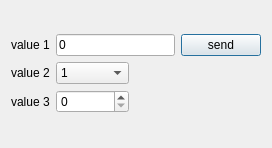
Old version of the form ScriptCommunicator/exampleScripts/WorkerScripts/TestAardvardI2cSpi/TestAardvardI2cSpi.ui in the repository szieke/ScriptCommunicator_serial-terminal.
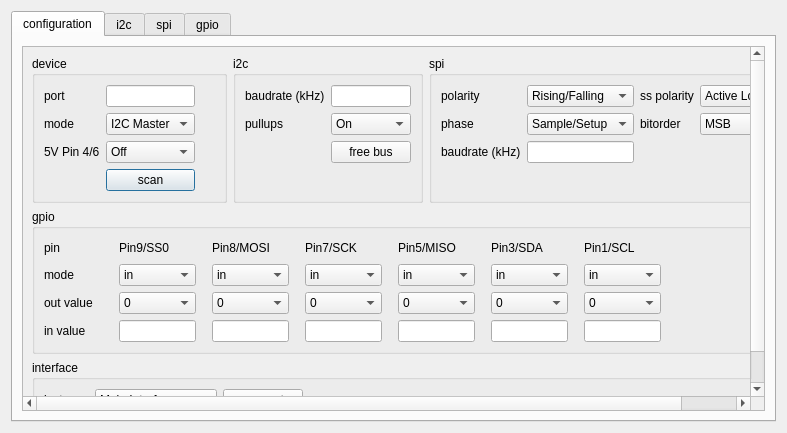
New version of the form.

Commit message: Aardvard I2C/SPI implemented.

Diff of the .ui file:
```diff
--- a/ScriptCommunicator/exampleScripts/WorkerScripts/TestAardvardI2cSpi/TestAardvardI2cSpi.ui
+++ b/ScriptCommunicator/exampleScripts/WorkerScripts/TestAardvardI2cSpi/TestAardvardI2cSpi.ui
@@ -6,8 +6,8 @@
    <rect>
     <x>0</x>
     <y>0</y>
-    <width>272</width>
-    <height>148</height>
+    <width>787</width>
+    <height>433</height>
    </rect>
   </property>
   <property name="windowTitle">
@@ -15,78 +15,1060 @@
   </property>
   <layout class="QVBoxLayout" name="verticalLayout">
    <item>
-    <layout class="QGridLayout" name="gridLayout" columnstretch="0,1,0,0">
-     <item row="0" column="1" colspan="2">
-      <widget class="QLineEdit" name="LineEdit">
-       <property name="text">
-        <string>0</string>
-       </property>
-      </widget>
-     </item>
-     <item row="2" column="1">
-      <widget class="QSpinBox" name="SpinBox"/>
-     </item>
-     <item row="0" column="3">
-      <widget class="QPushButton" name="SendButton">
-       <property name="text">
-        <string>send</string>
-       </property>
-      </widget>
-     </item>
-     <item row="1" column="2">
-      <spacer name="horizontalSpacer">
-       <property name="orientation">
-        <enum>Qt::Horizontal</enum>
-       </property>
-       <property name="sizeHint" stdset="0">
-        <size>
-         <width>40</width>
-         <height>20</height>
-        </size>
-       </property>
-      </spacer>
-     </item>
-     <item row="1" column="1">
-      <widget class="QComboBox" name="ComboBox">
+    <widget class="QTabWidget" name="tabWidget">
+     <property name="sizePolicy">
+      <sizepolicy hsizetype="Ignored" vsizetype="Expanding">
+       <horstretch>0</horstretch>
+       <verstretch>0</verstretch>
+      </sizepolicy>
+     </property>
+     <property name="currentIndex">
+      <number>0</number>
+     </property>
+     <widget class="QWidget" name="tabAardvardI2cSpi">
+      <attribute name="title">
+       <string>configuration</string>
+      </attribute>
+      <layout class="QVBoxLayout" name="verticalLayout_14">
        <item>
-        <property name="text">
-         <string>1</string>
-        </property>
+        <widget class="QScrollArea" name="scrollArea_9">
+         <property name="widgetResizable">
+          <bool>true</bool>
+         </property>
+         <widget class="QWidget" name="scrollAreaWidgetContents_9">
+          <property name="geometry">
+           <rect>
+            <x>0</x>
+            <y>0</y>
+            <width>743</width>
+            <height>369</height>
+           </rect>
+          </property>
+          <layout class="QGridLayout" name="gridLayout_4">
+           <item row="0" column="0">
+            <widget class="QGroupBox" name="groupBox_10">
+             <property name="title">
+              <string>device</string>
+             </property>
+             <layout class="QGridLayout" name="gridLayout_14">
+              <item row="6" column="1">
+               <spacer name="verticalSpacer_8">
+                <property name="orientation">
+                 <enum>Qt::Vertical</enum>
+                </property>
+                <property name="sizeHint" stdset="0">
+                 <size>
+                  <width>20</width>
+                  <height>3</height>
+                 </size>
+                </property>
+               </spacer>
+              </item>
+              <item row="4" column="1">
+               <widget class="QPushButton" name="AardvardI2cSpiScan">
+                <property name="text">
+                 <string>scan</string>
+                </property>
+               </widget>
+              </item>
+              <item row="2" column="1">
+               <widget class="QComboBox" name="AardvardI2cSpiMode">
+                <property name="sizePolicy">
+                 <sizepolicy hsizetype="Preferred" vsizetype="Fixed">
+                  <horstretch>0</horstretch>
+                  <verstretch>0</verstretch>
+                 </sizepolicy>
+                </property>
+                <item>
+                 <property name="text">
+                  <string>I2C Master</string>
+                 </property>
+                </item>
+                <item>
+                 <property name="text">
+                  <string>SPI Master</string>
+                 </property>
+                </item>
+                <item>
+                 <property name="text">
+                  <string>GPIO</string>
+                 </property>
+                </item>
+               </widget>
+              </item>
+              <item row="1" column="1">
+               <widget class="QLineEdit" name="AardvardI2cSpiPort">
+                <property name="sizePolicy">
+                 <sizepolicy hsizetype="Ignored" vsizetype="Fixed">
+                  <horstretch>0</horstretch>
+                  <verstretch>0</verstretch>
+                 </sizepolicy>
+                </property>
+                <property name="maximumSize">
+                 <size>
+                  <width>16777215</width>
+                  <height>16777215</height>
+                 </size>
+                </property>
+               </widget>
+              </item>
+              <item row="1" column="0">
+               <widget class="QLabel" name="label_29">
+                <property name="text">
+                 <string>port</string>
+                </property>
+               </widget>
+              </item>
+              <item row="1" column="2">
+               <spacer name="horizontalSpacer_11">
+                <property name="orientation">
+                 <enum>Qt::Horizontal</enum>
+                </property>
+                <property name="sizeType">
+                 <enum>QSizePolicy::Fixed</enum>
+                </property>
+                <property name="sizeHint" stdset="0">
+                 <size>
+                  <width>20</width>
+                  <height>20</height>
+                 </size>
+                </property>
+               </spacer>
+              </item>
+              <item row="2" column="0">
+               <widget class="QLabel" name="label_30">
+                <property name="text">
+                 <string>mode      </string>
+                </property>
+               </widget>
+              </item>
+              <item row="3" column="1">
+               <widget class="QComboBox" name="AardvardI2cSpi5V">
+                <item>
+                 <property name="text">
+                  <string>Off</string>
+                 </property>
+                </item>
+                <item>
+                 <property name="text">
+                  <string>On</string>
+                 </property>
+                </item>
+               </widget>
+              </item>
+              <item row="3" column="0">
+               <widget class="QLabel" name="label_31">
+                <property name="text">
+                 <string>5V Pin 4/6</string>
+                </property>
+               </widget>
+              </item>
+             </layout>
+            </widget>
+           </item>
+           <item row="0" column="1">
+            <widget class="QGroupBox" name="groupBox_11">
+             <property name="title">
+              <string>i2c</string>
+             </property>
+             <layout class="QGridLayout" name="gridLayout_16">
+              <item row="3" column="1">
+               <spacer name="verticalSpacer_11">
+                <property name="orientation">
+                 <enum>Qt::Vertical</enum>
+                </property>
+                <property name="sizeHint" stdset="0">
+                 <size>
+                  <width>20</width>
+                  <height>40</height>
+                 </size>
+                </property>
+               </spacer>
+              </item>
+              <item row="2" column="1">
+               <widget class="QPushButton" name="AardvardI2cFreeBus">
+                <property name="text">
+                 <string>free bus</string>
+                </property>
+               </widget>
+              </item>
+              <item row="0" column="2" rowspan="3">
+               <spacer name="horizontalSpacer_13">
+                <property name="orientation">
+                 <enum>Qt::Horizontal</enum>
+                </property>
+                <property name="sizeHint" stdset="0">
+                 <size>
+                  <width>111</width>
+                  <height>20</height>
+                 </size>
+                </property>
+               </spacer>
+              </item>
+              <item row="0" column="1">
+               <widget class="QLineEdit" name="AardvardI2cBaudrate">
+                <property name="sizePolicy">
+                 <sizepolicy hsizetype="Ignored" vsizetype="Fixed">
+                  <horstretch>0</horstretch>
+                  <verstretch>0</verstretch>
+                 </sizepolicy>
+                </property>
+                <property name="maximumSize">
+                 <size>
+                  <width>16777215</width>
+                  <height>16777215</height>
+                 </size>
+                </property>
+               </widget>
+              </item>
+              <item row="0" column="0">
+               <widget class="QLabel" name="label_35">
+                <property name="text">
+                 <string>baudrate (kHz)</string>
+                </property>
+               </widget>
+              </item>
+              <item row="1" column="1">
+               <widget class="QComboBox" name="AardvardI2cPullUp">
+                <item>
+                 <property name="text">
+                  <string>On</string>
+                 </property>
+                </item>
+                <item>
+                 <property name="text">
+                  <string>Off</string>
+                 </property>
+                </item>
+               </widget>
+              </item>
+              <item row="1" column="0">
+               <widget class="QLabel" name="label_36">
+                <property name="text">
+                 <string>pullups</string>
+                </property>
+               </widget>
+              </item>
+             </layout>
+            </widget>
+           </item>
+           <item row="0" column="2">
+            <widget class="QGroupBox" name="groupBox_12">
+             <property name="title">
+              <string>spi</string>
+             </property>
+             <layout class="QGridLayout" name="gridLayout_15">
+              <item row="1" column="1">
+               <widget class="QComboBox" name="AardvardSpiPhase">
+                <property name="sizeAdjustPolicy">
+                 <enum>QComboBox::AdjustToContents</enum>
+                </property>
+                <item>
+                 <property name="text">
+                  <string>Sample/Setup</string>
+                 </property>
+                </item>
+                <item>
+                 <property name="text">
+                  <string>Setup/Sample</string>
+                 </property>
+                </item>
+               </widget>
+              </item>
+              <item row="4" column="1">
+               <spacer name="verticalSpacer_10">
+                <property name="orientation">
+                 <enum>Qt::Vertical</enum>
+                </property>
+                <property name="sizeHint" stdset="0">
+                 <size>
+                  <width>20</width>
+                  <height>40</height>
+                 </size>
+                </property>
+               </spacer>
+              </item>
+              <item row="0" column="1">
+               <widget class="QComboBox" name="AardvardSpiPolarity">
+                <property name="sizeAdjustPolicy">
+                 <enum>QComboBox::AdjustToContents</enum>
+                </property>
+                <item>
+                 <property name="text">
+                  <string>Rising/Falling</string>
+                 </property>
+                </item>
+                <item>
+                 <property name="text">
+                  <string>Falling/Rising</string>
+                 </property>
+                </item>
+               </widget>
+              </item>
+              <item row="2" column="0">
+               <widget class="QLabel" name="label_34">
+                <property name="text">
+                 <string>baudrate (kHz)</string>
+                </property>
+               </widget>
+              </item>
+              <item row="0" column="4" rowspan="3">
+               <spacer name="horizontalSpacer_12">
+                <property name="orientation">
+                 <enum>Qt::Horizontal</enum>
+                </property>
+                <property name="sizeHint" stdset="0">
+                 <size>
+                  <width>124</width>
+                  <height>20</height>
+                 </size>
+                </property>
+               </spacer>
+              </item>
+              <item row="0" column="0">
+               <widget class="QLabel" name="label_33">
+                <property name="text">
+                 <string>polarity</string>
+                </property>
+               </widget>
+              </item>
+              <item row="2" column="1">
+               <widget class="QLineEdit" name="AardvardSpiBaudrate">
+                <property name="sizePolicy">
+                 <sizepolicy hsizetype="Ignored" vsizetype="Fixed">
+                  <horstretch>0</horstretch>
+                  <verstretch>0</verstretch>
+                 </sizepolicy>
+                </property>
+                <property name="maximumSize">
+                 <size>
+                  <width>16777215</width>
+                  <height>16777215</height>
+                 </size>
+                </property>
+               </widget>
+              </item>
+              <item row="1" column="0">
+               <widget class="QLabel" name="label_51">
+                <property name="text">
+                 <string>phase</string>
+                </property>
+               </widget>
+              </item>
+              <item row="0" column="3">
+               <widget class="QComboBox" name="AardvardSpiSSPolarity">
+                <item>
+                 <property name="text">
+                  <string>Active Low</string>
+                 </property>
+                </item>
+                <item>
+                 <property name="text">
+                  <string>Active High</string>
+                 </property>
+                </item>
+               </widget>
+              </item>
+              <item row="0" column="2">
+               <widget class="QLabel" name="label_40">
+                <property name="text">
+                 <string>ss polarity</string>
+                </property>
+               </widget>
+              </item>
+              <item row="1" column="3">
+               <widget class="QComboBox" name="AardvardSpiBitorder">
+                <item>
+                 <property name="text">
+                  <string>MSB</string>
+                 </property>
+                </item>
+                <item>
+                 <property name="text">
+                  <string>LSB</string>
+                 </property>
+                </item>
+               </widget>
+              </item>
+              <item row="1" column="2">
+               <widget class="QLabel" name="label_32">
+                <property name="text">
+                 <string>bitorder</string>
+                </property>
+               </widget>
+              </item>
+             </layout>
+            </widget>
+           </item>
+           <item row="1" column="0" colspan="3">
+            <widget class="QGroupBox" name="groupBox_13">
+             <property name="title">
+              <string>gpio</string>
+             </property>
+             <layout class="QGridLayout" name="gridLayout_17">
+              <item row="3" column="0">
+               <widget class="QLabel" name="label_43">
+                <property name="text">
+                 <string>in value</string>
+                </property>
+               </widget>
+              </item>
+              <item row="1" column="2">
+               <spacer name="horizontalSpacer_16">
+                <property name="orientation">
+                 <enum>Qt::Horizontal</enum>
+                </property>
+                <property name="sizeType">
+                 <enum>QSizePolicy::Fixed</enum>
+                </property>
+                <property name="sizeHint" stdset="0">
+                 <size>
+                  <width>10</width>
+                  <height>20</height>
+                 </size>
+                </property>
+               </spacer>
+              </item>
+              <item row="0" column="7">
+               <widget class="QLabel" name="label_47">
+                <property name="text">
+                 <string>Pin7/SCK</string>
+                </property>
+               </widget>
+              </item>
+              <item row="2" column="3">
+               <widget class="QComboBox" name="AardvardGpioOutValue5">
+                <item>
+                 <property name="text">
+                  <string>0</string>
+                 </property>
+                </item>
+                <item>
+                 <property name="text">
+                  <string>1</string>
+                 </property>
+                </item>
+               </widget>
+              </item>
+              <item row="2" column="9">
+               <widget class="QComboBox" name="AardvardGpioOutValue2">
+                <item>
+                 <property name="text">
+                  <string>0</string>
+                 </property>
+                </item>
+                <item>
+                 <property name="text">
+                  <string>1</string>
+                 </property>
+                </item>
+               </widget>
+              </item>
+              <item row="3" column="13">
+               <widget class="QLineEdit" name="AardvardGpioInValue0">
+                <property name="sizePolicy">
+                 <sizepolicy hsizetype="Ignored" vsizetype="Fixed">
+                  <horstretch>0</horstretch>
+                  <verstretch>0</verstretch>
+                 </sizepolicy>
+                </property>
+                <property name="readOnly">
+                 <bool>true</bool>
+                </property>
+               </widget>
+              </item>
+              <item row="3" column="5">
+               <widget class="QLineEdit" name="AardvardGpioInValue4">
+                <property name="sizePolicy">
+                 <sizepolicy hsizetype="Ignored" vsizetype="Fixed">
+                  <horstretch>0</horstretch>
+                  <verstretch>0</verstretch>
+                 </sizepolicy>
+                </property>
+                <property name="readOnly">
+                 <bool>true</bool>
+                </property>
+               </widget>
+              </item>
+              <item row="3" column="9">
+               <widget class="QLineEdit" name="AardvardGpioInValue2">
+                <property name="sizePolicy">
+                 <sizepolicy hsizetype="Ignored" vsizetype="Fixed">
+                  <horstretch>0</horstretch>
+                  <verstretch>0</verstretch>
+                 </sizepolicy>
+                </property>
+                <property name="readOnly">
+                 <bool>true</bool>
+                </property>
+               </widget>
+              </item>
+              <item row="3" column="7">
+               <widget class="QLineEdit" name="AardvardGpioInValue3">
+                <property name="sizePolicy">
+                 <sizepolicy hsizetype="Ignored" vsizetype="Fixed">
+                  <horstretch>0</horstretch>
+                  <verstretch>0</verstretch>
+                 </sizepolicy>
+                </property>
+                <property name="readOnly">
+                 <bool>true</bool>
+                </property>
+               </widget>
+              </item>
+              <item row="1" column="11">
+               <widget class="QComboBox" name="AardvardGpioMode1">
+                <item>
+                 <property name="text">
+                  <string>in</string>
+                 </property>
+                </item>
+                <item>
+                 <property name="text">
+                  <string>out</string>
+                 </property>
+                </item>
+                <item>
+                 <property name="text">
+                  <string>in pullup</string>
+                 </property>
+                </item>
+               </widget>
+              </item>
+              <item row="1" column="5">
+               <widget class="QComboBox" name="AardvardGpioMode4">
+                <item>
+                 <property name="text">
+                  <string>in</string>
+                 </property>
+                </item>
+                <item>
+                 <property name="text">
+                  <string>out</string>
+                 </property>
+                </item>
+                <item>
+                 <property name="text">
+                  <string>in pullup</string>
+                 </property>
+                </item>
+               </widget>
+              </item>
+              <item row="0" column="13">
+               <widget class="QLabel" name="label_50">
+                <property name="text">
+                 <string>Pin1/SCL</string>
+                </property>
+               </widget>
+              </item>
+              <item row="0" column="3">
+               <widget class="QLabel" name="label_45">
+                <property name="text">
+                 <string>Pin9/SS0</string>
+                </property>
+               </widget>
+              </item>
+              <item row="3" column="11">
+               <widget class="QLineEdit" name="AardvardGpioInValue1">
+                <property name="sizePolicy">
+                 <sizepolicy hsizetype="Ignored" vsizetype="Fixed">
+                  <horstretch>0</horstretch>
+                  <verstretch>0</verstretch>
+                 </sizepolicy>
+                </property>
+                <property name="readOnly">
+                 <bool>true</bool>
+                </property>
+               </widget>
+              </item>
+              <item row="3" column="3">
+               <widget class="QLineEdit" name="AardvardGpioInValue5">
+                <property name="sizePolicy">
+                 <sizepolicy hsizetype="Ignored" vsizetype="Fixed">
+                  <horstretch>0</horstretch>
+                  <verstretch>0</verstretch>
+                 </sizepolicy>
+                </property>
+                <property name="readOnly">
+                 <bool>true</bool>
+                </property>
+               </widget>
+              </item>
+              <item row="1" column="0">
+               <widget class="QLabel" name="label_41">
+                <property name="text">
+                 <string>mode</string>
+                </property>
+               </widget>
+              </item>
+              <item row="1" column="3">
+               <widget class="QComboBox" name="AardvardGpioMode5">
+                <item>
+                 <property name="text">
+                  <string>in</string>
+                 </property>
+                </item>
+                <item>
+                 <property name="text">
+                  <string>out</string>
+                 </property>
+                </item>
+                <item>
+                 <property name="text">
+                  <string>in pullup</string>
+                 </property>
+                </item>
+               </widget>
+              </item>
+              <item row="1" column="13">
+               <widget class="QComboBox" name="AardvardGpioMode0">
+                <item>
+                 <property name="text">
+                  <string>in</string>
+                 </property>
+                </item>
+                <item>
+                 <property name="text">
+                  <string>out</string>
+                 </property>
+                </item>
+                <item>
+                 <property name="text">
+                  <string>in pullup</string>
+                 </property>
+                </item>
+               </widget>
+              </item>
+              <item row="2" column="11">
+               <widget class="QComboBox" name="AardvardGpioOutValue1">
+                <item>
+                 <property name="text">
+                  <string>0</string>
+                 </property>
+                </item>
+                <item>
+                 <property name="text">
+                  <string>1</string>
+                 </property>
+                </item>
+               </widget>
+              </item>
+              <item row="2" column="5">
+               <widget class="QComboBox" name="AardvardGpioOutValue4">
+                <item>
+                 <property name="text">
+                  <string>0</string>
+                 </property>
+                </item>
+                <item>
+                 <property name="text">
+                  <string>1</string>
+                 </property>
+                </item>
+               </widget>
+              </item>
+              <item row="1" column="7">
+               <widget class="QComboBox" name="AardvardGpioMode3">
+                <item>
+                 <property name="text">
+                  <string>in</string>
+                 </property>
+                </item>
+                <item>
+                 <property name="text">
+                  <string>out</string>
+                 </property>
+                </item>
+                <item>
+                 <property name="text">
+                  <string>in pullup</string>
+                 </property>
+                </item>
+               </widget>
+              </item>
+              <item row="1" column="9">
+               <widget class="QComboBox" name="AardvardGpioMode2">
+                <item>
+                 <property name="text">
+                  <string>in</string>
+                 </property>
+                </item>
+                <item>
+                 <property name="text">
+                  <string>out</string>
+                 </property>
+                </item>
+                <item>
+                 <property name="text">
+                  <string>in pullup</string>
+                 </property>
+                </item>
+               </widget>
+              </item>
+              <item row="0" column="0">
+               <widget class="QLabel" name="label_39">
+                <property name="text">
+                 <string>pin</string>
+                </property>
+               </widget>
+              </item>
+              <item row="0" column="11">
+               <widget class="QLabel" name="label_49">
+                <property name="text">
+                 <string>Pin3/SDA</string>
+                </property>
+               </widget>
+              </item>
+              <item row="0" column="5">
+               <widget class="QLabel" name="label_46">
+                <property name="text">
+                 <string>Pin8/MOSI</string>
+                </property>
+               </widget>
+              </item>
+              <item row="2" column="0">
+               <widget class="QLabel" name="label_42">
+                <property name="text">
+                 <string>out value</string>
+                </property>
+               </widget>
+              </item>
+              <item row="2" column="7">
+               <widget class="QComboBox" name="AardvardGpioOutValue3">
+                <item>
+                 <property name="text">
+                  <string>0</string>
+                 </property>
+                </item>
+                <item>
+                 <property name="text">
+                  <string>1</string>
+                 </property>
+                </item>
+               </widget>
+              </item>
+              <item row="0" column="14">
+               <spacer name="horizontalSpacer_14">
+                <property name="orientation">
+                 <enum>Qt::Horizontal</enum>
+                </property>
+                <property name="sizeHint" stdset="0">
+                 <size>
+                  <width>40</width>
+                  <height>20</height>
+                 </size>
+                </property>
+               </spacer>
+              </item>
+              <item row="0" column="9">
+               <widget class="QLabel" name="label_48">
+                <property name="text">
+                 <string>Pin5/MISO</string>
+                </property>
+               </widget>
+              </item>
+              <item row="2" column="13">
+               <widget class="QComboBox" name="AardvardGpioOutValue0">
+                <item>
+                 <property name="text">
+                  <string>0</string>
+                 </property>
+                </item>
+                <item>
+                 <property name="text">
+                  <string>1</string>
+                 </property>
+                </item>
+               </widget>
+              </item>
+              <item row="4" column="0">
+               <spacer name="verticalSpacer_12">
+                <property name="orientation">
+                 <enum>Qt::Vertical</enum>
+                </property>
+                <property name="sizeHint" stdset="0">
+                 <size>
+                  <width>20</width>
+                  <height>40</height>
+                 </size>
+                </property>
+               </spacer>
+              </item>
+              <item row="1" column="12">
+               <spacer name="horizontalSpacer_22">
+                <property name="orientation">
+                 <enum>Qt::Horizontal</enum>
+                </property>
+                <property name="sizeType">
+                 <enum>QSizePolicy::Fixed</enum>
+                </property>
+                <property name="sizeHint" stdset="0">
+                 <size>
+                  <width>10</width>
+                  <height>20</height>
+                 </size>
+                </property>
+               </spacer>
+              </item>
+              <item row="1" column="6">
+               <spacer name="horizontalSpacer_19">
+                <property name="orientation">
+                 <enum>Qt::Horizontal</enum>
+                </property>
+                <property name="sizeType">
+                 <enum>QSizePolicy::Fixed</enum>
+                </property>
+                <property name="sizeHint" stdset="0">
+                 <size>
+                  <width>10</width>
+                  <height>20</height>
+                 </size>
+                </property>
+               </spacer>
+              </item>
+              <item row="1" column="10">
+               <spacer name="horizontalSpacer_21">
+                <property name="orientation">
+                 <enum>Qt::Horizontal</enum>
+                </property>
+                <property name="sizeType">
+                 <enum>QSizePolicy::Fixed</enum>
+                </property>
+                <property name="sizeHint" stdset="0">
+                 <size>
+                  <width>10</width>
+                  <height>20</height>
+                 </size>
+                </property>
+               </spacer>
+              </item>
+              <item row="1" column="1">
+               <spacer name="horizontalSpacer_15">
+                <property name="orientation">
+                 <enum>Qt::Horizontal</enum>
+                </property>
+                <property name="sizeType">
+                 <enum>QSizePolicy::Fixed</enum>
+                </property>
+                <property name="sizeHint" stdset="0">
+                 <size>
+                  <width>10</width>
+                  <height>20</height>
+                 </size>
+                </property>
+               </spacer>
+              </item>
+              <item row="1" column="8">
+               <spacer name="horizontalSpacer_20">
+                <property name="orientation">
+                 <enum>Qt::Horizontal</enum>
+                </property>
+                <property name="sizeType">
+                 <enum>QSizePolicy::Fixed</enum>
+                </property>
+                <property name="sizeHint" stdset="0">
+                 <size>
+                  <width>10</width>
+                  <height>20</height>
+                 </size>
+                </property>
+               </spacer>
+              </item>
+              <item row="1" column="4">
+               <spacer name="horizontalSpacer_17">
+                <property name="orientation">
+                 <enum>Qt::Horizontal</enum>
+                </property>
+                <property name="sizeType">
+                 <enum>QSizePolicy::Fixed</enum>
+                </property>
+                <property name="sizeHint" stdset="0">
+                 <size>
+                  <width>10</width>
+                  <height>20</height>
+                 </size>
+                </property>
+               </spacer>
+              </item>
+             </layout>
+            </widget>
+           </item>
+           <item row="2" column="0" colspan="3">
+            <widget class="QGroupBox" name="groupBox_2">
+             <property name="title">
+              <string>interface</string>
+             </property>
+             <layout class="QGridLayout" name="gridLayout_3">
+              <item row="0" column="0">
+               <widget class="QLabel" name="label_6">
+                <property name="text">
+                 <string>instance</string>
+                </property>
+               </widget>
+              </item>
+              <item row="0" column="1">
+               <widget class="QComboBox" name="AardvardI2cSpiInstance">
+                <item>
+                 <property name="text">
+                  <string>Main Interface</string>
+                 </property>
+                </item>
+                <item>
+                 <property name="text">
+                  <string>Second Interface</string>
+                 </property>
+                </item>
+               </widget>
+              </item>
+              <item row="0" column="3">
+               <spacer name="horizontalSpacer_2">
+                <property name="orientation">
+                 <enum>Qt::Horizontal</enum>
+                </property>
+                <property name="sizeHint" stdset="0">
+                 <size>
+                  <width>40</width>
+                  <height>20</height>
+                 </size>
+                </property>
+               </spacer>
+              </item>
+              <item row="0" column="2">
+               <widget class="QPushButton" name="AardvardI2cConnect">
+                <property name="text">
+                 <string>connect</string>
+                </property>
+               </widget>
+              </item>
+             </layout>
+            </widget>
+           </item>
+          </layout>
+         </widget>
+        </widget>
        </item>
-       <item>
-        <property name="text">
-         <string>2</string>
-        </property>
+      </layout>
+     </widget>
+     <widget class="QWidget" name="tab">
+      <attribute name="title">
+       <string>i2c</string>
+      </attribute>
+      <layout class="QGridLayout" name="gridLayout_5">
+       <item row="0" column="0" rowspan="2">
+        <widget class="QGroupBox" name="groupBox">
+         <property name="title">
+          <string>main interface</string>
+         </property>
+         <layout class="QGridLayout" name="gridLayout">
+          <item row="4" column="1">
+           <widget class="QLineEdit" name="MainInterfaceI2cReadBytes"/>
+          </item>
+          <item row="2" column="0">
+           <widget class="QLabel" name="label_2">
+            <property name="text">
+             <string>bytes to write</string>
+            </property>
+           </widget>
+          </item>
+          <item row="0" column="1">
+           <widget class="QLineEdit" name="MainInterfaceI2cAddress"/>
+          </item>
+          <item row="1" column="1">
+           <widget class="QLineEdit" name="MainInterfaceI2cFlags"/>
+          </item>
+          <item row="3" column="1">
+           <widget class="QSpinBox" name="MainInterfaceI2cNumberOfBytesToRead"/>
+          </item>
+          <item row="3" column="0">
+           <widget class="QLabel" name="label">
+            <property name="text">
+             <string>number of bytes to read</string>
+            </property>
+           </widget>
+          </item>
+          <item row="4" column="0">
+           <widget class="QLabel" name="label_3">
+            <property name="text">
+             <string>read bytes</string>
+            </property>
+           </widget>
+          </item>
+          <item row="1" column="0">
+           <widget class="QLabel" name="label_5">
+            <property name="text">
+             <string>flags</string>
+            </property>
+           </widget>
+          </item>
+          <item row="5" column="1">
+           <spacer name="verticalSpacer">
+            <property name="orientation">
+             <enum>Qt::Vertical</enum>
+            </property>
+            <property name="sizeHint" stdset="0">
+             <size>
+              <width>20</width>
+              <height>40</height>
+             </size>
+            </property>
+           </spacer>
+          </item>
+          <item row="0" column="2">
+           <widget class="QPushButton" name="MainInterfaceI2cExecute">
+            <property name="text">
+             <string>execute</string>
+            </property>
+           </widget>
+          </item>
+          <item row="2" column="1">
+           <widget class="QLineEdit" name="MainInterfaceI2cBytesToSend">
+            <property name="text">
+             <string>0</string>
+            </property>
+           </widget>
+          </item>
+          <item row="0" column="0">
+           <widget class="QLabel" name="label_4">
+            <property name="text">
+             <string>address</string>
+            </property>
+           </widget>
+          </item>
+         </layout>
+        </widget>
        </item>
        <item>
         <property name="text">
          <string>3</string>
         </property>
        </item>
-      </widget>
-     </item>
-     <item row="1" column="0">
-      <widget class="QLabel" name="label">
-       <property name="text">
-        <string>value 2</string>
-       </property>
-      </widget>
-     </item>
-     <item row="0" column="0">
-      <widget class="QLabel" name="label_2">
-       <property name="text">
-        <string>value 1</string>
-       </property>
-      </widget>
-     </item>
-     <item row="2" column="0">
-      <widget class="QLabel" name="label_3">
-       <property name="text">
-        <string>value 3</string>
-       </property>
-      </widget>
-     </item>
-    </layout>
+      </layout>
+      <zorder>groupBox</zorder>
+      <zorder>MainInterfaceI2cExecute</zorder>
+      <zorder>label_3</zorder>
+      <zorder>MainInterfaceI2cFlags</zorder>
+      <zorder>label</zorder>
+      <zorder>MainInterfaceI2cBytesToSend</zorder>
+      <zorder>MainInterfaceI2cAddress</zorder>
+      <zorder>verticalSpacer</zorder>
+      <zorder>MainInterfaceI2cReadBytes</zorder>
+      <zorder>label_5</zorder>
+      <zorder>label_2</zorder>
+      <zorder>MainInterfaceI2cNumberOfBytesToRead</zorder>
+      <zorder>label_4</zorder>
+      <zorder>groupBox_3</zorder>
+     </widget>
+     <widget class="QWidget" name="tab_2">
+      <attribute name="title">
+       <string>spi</string>
+      </attribute>
+     </widget>
+     <widget class="QWidget" name="tab_3">
+      <attribute name="title">
+       <string>gpio</string>
+      </attribute>
+     </widget>
+    </widget>
    </item>
   </layout>
  </widget>
```
Left out of the diff: 86 changed lines with no effect on the pictures. The commit also changes 6 other files.
